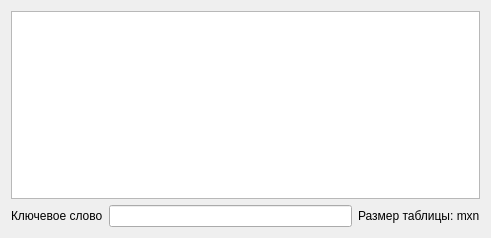
Before: the Qt Designer form trithemiuscipher.ui in smarttowel/crypto, drawn with Qt 5.
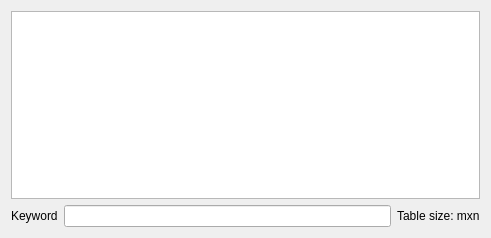
After: the same form once the commit is applied.

Diff of the .ui file:
```diff
--- a/trithemiuscipher.ui
+++ b/trithemiuscipher.ui
@@ -24,7 +24,7 @@
        <item>
         <widget class="QLabel" name="label">
          <property name="text">
-          <string>Ключевое слово</string>
+          <string>Keyword</string>
          </property>
         </widget>
        </item>
@@ -34,7 +34,7 @@
        <item>
         <widget class="QLabel" name="label_2">
          <property name="text">
-          <string>Размер таблицы: mxn</string>
+          <string>Table size: mxn</string>
          </property>
         </widget>
        </item>
```
